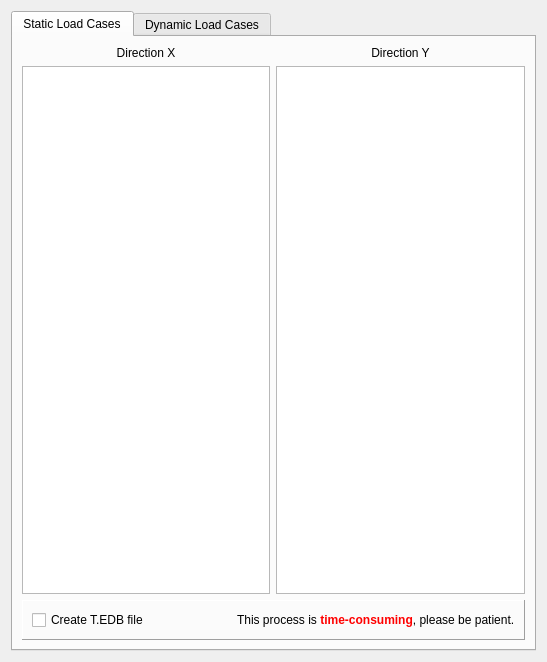
Old version of the form widgets/drift.ui in the repository ebrahimraeyat/civilTools.
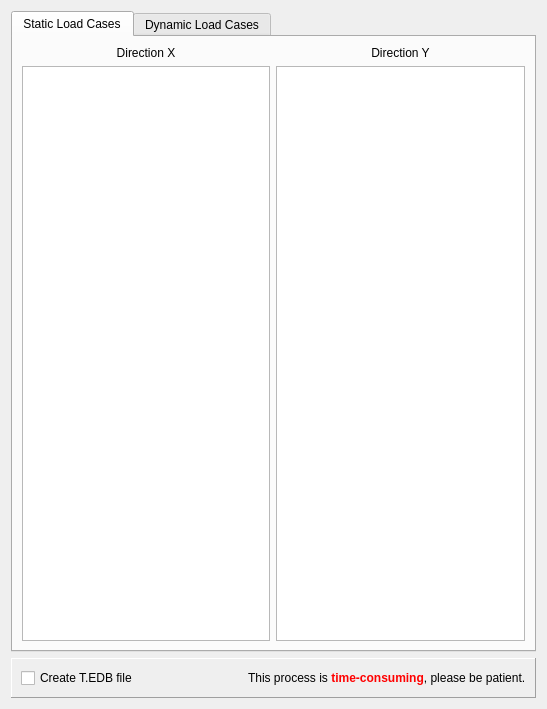
New version of the form.

Commit message: Automatic drift for dynamic analysis

What changed in the file:
```diff
--- a/widgets/drift.ui
+++ b/widgets/drift.ui
@@ -7,7 +7,7 @@
     <x>0</x>
     <y>0</y>
     <width>547</width>
-    <height>662</height>
+    <height>709</height>
    </rect>
   </property>
   <property name="windowTitle">
@@ -74,38 +74,6 @@
          </item>
         </layout>
        </item>
-       <item>
-        <widget class="QFrame" name="frame">
-         <property name="frameShape">
-          <enum>QFrame::Panel</enum>
-         </property>
-         <property name="frameShadow">
-          <enum>QFrame::Raised</enum>
-         </property>
-         <layout class="QHBoxLayout" name="horizontalLayout_2">
-          <item>
-           <widget class="QCheckBox" name="create_t_file_box">
-            <property name="enabled">
-             <bool>true</bool>
-            </property>
-            <property name="text">
-             <string>Create T.EDB file</string>
-            </property>
-           </widget>
-          </item>
-          <item>
-           <widget class="QLabel" name="label_7">
-            <property name="enabled">
-             <bool>true</bool>
-            </property>
-            <property name="text">
-             <string>&lt;html&gt;&lt;head/&gt;&lt;body&gt;&lt;p&gt;This process is &lt;span style=&quot; font-weight:600; color:#ff0000;&quot;&gt;time-consuming&lt;/span&gt;, please be patient.&lt;/p&gt;&lt;/body&gt;&lt;/html&gt;</string>
-            </property>
-           </widget>
-          </item>
-         </layout>
-        </widget>
-       </item>
       </layout>
      </widget>
      <widget class="QWidget" name="tab_2">
@@ -218,6 +186,38 @@
      </widget>
     </widget>
    </item>
+   <item>
+    <widget class="QFrame" name="frame">
+     <property name="frameShape">
+      <enum>QFrame::Panel</enum>
+     </property>
+     <property name="frameShadow">
+      <enum>QFrame::Raised</enum>
+     </property>
+     <layout class="QHBoxLayout" name="horizontalLayout_2">
+      <item>
+       <widget class="QCheckBox" name="create_t_file_box">
+        <property name="enabled">
+         <bool>true</bool>
+        </property>
+        <property name="text">
+         <string>Create T.EDB file</string>
+        </property>
+       </widget>
+      </item>
+      <item>
+       <widget class="QLabel" name="label_7">
+        <property name="enabled">
+         <bool>true</bool>
+        </property>
+        <property name="text">
+         <string>&lt;html&gt;&lt;head/&gt;&lt;body&gt;&lt;p&gt;This process is &lt;span style=&quot; font-weight:600; color:#ff0000;&quot;&gt;time-consuming&lt;/span&gt;, please be patient.&lt;/p&gt;&lt;/body&gt;&lt;/html&gt;</string>
+        </property>
+       </widget>
+      </item>
+     </layout>
+    </widget>
+   </item>
   </layout>
  </widget>
  <resources/>
```
The commit also changes 4 other files.
